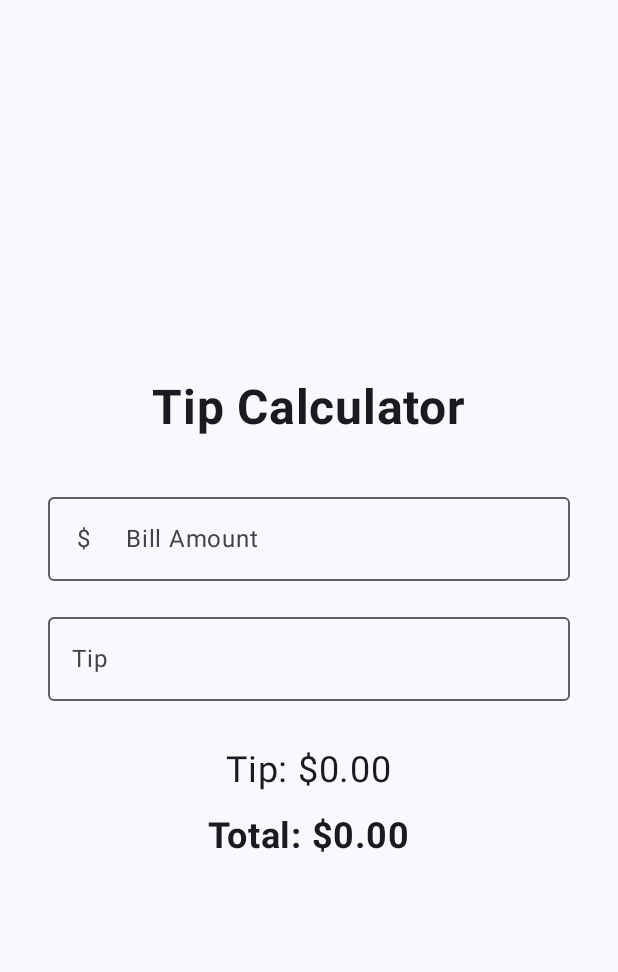
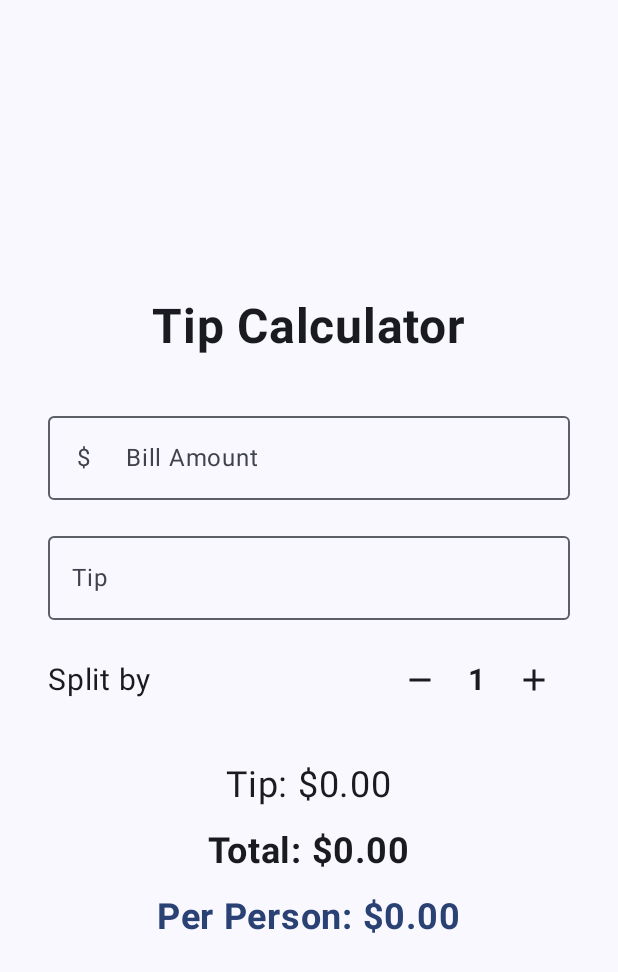
Before and after one commit to simonMakumi/TipCalculator, an Android app built with Jetpack Compose: the screen it shows after launch (MainActivity), on a phone screen of 412 x 824 dp. Shown: the top 972 px of the screen. Run offline under Robolectric (Android 15) with nearby library versions, the phone set to English and light mode, and no system bars.

Commit message:
Feat: Add 'Split by' functionality with +/- buttons

```diff
--- a/app/build.gradle.kts
+++ b/app/build.gradle.kts
@@ -59,4 +59,6 @@ dependencies {
     debugImplementation(libs.androidx.compose.ui.test.manifest)
     // ViewModel
     implementation("androidx.lifecycle:lifecycle-viewmodel-compose:2.9.4")
+    // For extended icons like Add and Remove
+    implementation("androidx.compose.material:material-icons-extended:1.6.8")
 }
--- a/app/src/main/java/com/example/tipcalculator/MainActivity.kt
+++ b/app/src/main/java/com/example/tipcalculator/MainActivity.kt
@@ -5,12 +5,18 @@ import androidx.activity.ComponentActivity
 import androidx.activity.compose.setContent
 import androidx.compose.foundation.layout.Arrangement
 import androidx.compose.foundation.layout.Column
+import androidx.compose.foundation.layout.Row
 import androidx.compose.foundation.layout.Spacer
 import androidx.compose.foundation.layout.fillMaxSize
 import androidx.compose.foundation.layout.fillMaxWidth
 import androidx.compose.foundation.layout.height
 import androidx.compose.foundation.layout.padding
 import androidx.compose.foundation.text.KeyboardOptions
+import androidx.compose.material.icons.Icons
+import androidx.compose.material.icons.filled.Add
+import androidx.compose.material.icons.filled.Remove
+import androidx.compose.material3.Icon
+import androidx.compose.material3.IconButton
 import androidx.compose.material3.MaterialTheme
 import androidx.compose.material3.OutlinedTextField
 import androidx.compose.material3.Surface
@@ -36,7 +42,6 @@ class MainActivity : ComponentActivity() {
                     modifier = Modifier.fillMaxSize(),
                     color = MaterialTheme.colorScheme.background
                 ) {
-                    // Get the ViewModel instance
                     TipCalculatorScreen(viewModel = viewModel())
                 }
             }
@@ -44,17 +49,17 @@ class MainActivity : ComponentActivity() {
     }
 }
 
-// Our screen now receives the ViewModel
 @Composable
 fun TipCalculatorScreen(viewModel: TipViewModel) {
 
     // --- STATE ---
-    // Read all state from the ViewModel
     val billAmountInput by viewModel.billAmountInput
     val tipPercentInput by viewModel.tipPercentInput
+    val numberOfPeople by viewModel.numberOfPeople
 
     val tipFormatted = viewModel.tipFormatted
     val totalFormatted = viewModel.totalFormatted
+    val totalPerPersonFormatted = viewModel.totalPerPersonFormatted
     // --- END OF STATE ---
 
 
@@ -74,31 +79,65 @@ fun TipCalculatorScreen(viewModel: TipViewModel) {
 
         Spacer(modifier = Modifier.height(32.dp))
 
-        // Text field for the bill amount
+        // Bill Amount
         OutlinedTextField(
             value = billAmountInput,
-            onValueChange = { viewModel.onBillAmountChange(it) }, // Call ViewModel
+            onValueChange = { viewModel.onBillAmountChange(it) },
             label = { Text("Bill Amount") },
             modifier = Modifier.fillMaxWidth(),
             singleLine = true,
             keyboardOptions = KeyboardOptions(keyboardType = KeyboardType.Number),
-            // --- NEW ICON ---
             leadingIcon = { Text("$") }
         )
 
         Spacer(modifier = Modifier.height(16.dp))
 
-        // Text field for the tip percentage
+        // Tip Percent
         OutlinedTextField(
             value = tipPercentInput,
-            onValueChange = { viewModel.onTipPercentChange(it) }, // Call ViewModel
+            onValueChange = { viewModel.onTipPercentChange(it) },
             label = { Text("Tip") },
             modifier = Modifier.fillMaxWidth(),
             singleLine = true,
             keyboardOptions = KeyboardOptions(keyboardType = KeyboardType.Number),
-            // --- NEW SUFFIX ---
             suffix = { Text("%") }
         )
+
+        Spacer(modifier = Modifier.height(16.dp)) // Smaller spacer
+
+        // --- NEW "SPLIT BY" ROW ---
+        Row(
+            modifier = Modifier.fillMaxWidth(),
+            horizontalArrangement = Arrangement.SpaceBetween,
+            verticalAlignment = Alignment.CenterVertically
+        ) {
+            Text(
+                text = "Split by",
+                fontSize = 20.sp
+            )
+
+            Row(
+                verticalAlignment = Alignment.CenterVertically
+            ) {
+                // Decrease Button
+                IconButton(onClick = { viewModel.decreasePeople() }) {
+                    Icon(imageVector = Icons.Default.Remove, contentDescription = "Decrease people")
+                }
+
+                Text(
+                    text = "$numberOfPeople",
+                    fontSize = 20.sp,
+                    fontWeight = FontWeight.Bold,
+                    modifier = Modifier.padding(horizontal = 8.dp)
+                )
+
+                // Increase Button
+                IconButton(onClick = { viewModel.increasePeople() }) {
+                    Icon(imageVector = Icons.Default.Add, contentDescription = "Increase people")
+                }
+            }
+        }
+        // --- END OF NEW ROW ---
 
         Spacer(modifier = Modifier.height(32.dp))
 
@@ -115,6 +154,17 @@ fun TipCalculatorScreen(viewModel: TipViewModel) {
             fontSize = 24.sp,
             fontWeight = FontWeight.Bold
         )
+
+        Spacer(modifier = Modifier.height(16.dp)) // NEW
+
+        // --- NEW "PER PERSON" TEXT ---
+        Text(
+            text = "Per Person: $totalPerPersonFormatted",
+            fontSize = 24.sp,
+            fontWeight = FontWeight.Bold,
+            color = MaterialTheme.colorScheme.primary // Make it stand out
+        )
+        // --- END OF NEW TEXT ---
     }
 }
 
@@ -123,7 +173,6 @@ fun TipCalculatorScreen(viewModel: TipViewModel) {
 @Composable
 fun TipCalculatorScreenPreview() {
     TipCalculatorTheme {
-
         Text("Tip Calculator Screen")
     }
 }
--- a/app/src/main/java/com/example/tipcalculator/TipViewModel.kt
+++ b/app/src/main/java/com/example/tipcalculator/TipViewModel.kt
@@ -1,7 +1,7 @@
 package com.example.tipcalculator
 
-
 import androidx.compose.runtime.State
+import androidx.compose.runtime.mutableIntStateOf
 import androidx.compose.runtime.mutableStateOf
 import androidx.lifecycle.ViewModel
 import java.text.NumberFormat
@@ -15,8 +15,18 @@ class TipViewModel : ViewModel() {
     private val _tipPercentInput = mutableStateOf("")
     val tipPercentInput: State<String> = _tipPercentInput
 
+    // --- NEW STATE for Splitting ---
+    private val _numberOfPeople = mutableIntStateOf(1) // Start with 1 person
+    val numberOfPeople: State<Int> = _numberOfPeople
+    // --- END OF NEW STATE ---
+
     private val _tip = mutableStateOf(0.0)
     private val _total = mutableStateOf(0.0)
+
+    // --- NEW STATE for Per Person ---
+    private val _totalPerPerson = mutableStateOf(0.0)
+    // --- END OF NEW STATE ---
+
 
     // --- UI-Formatted State ---
     val tipFormatted: String
@@ -25,42 +35,64 @@ class TipViewModel : ViewModel() {
     val totalFormatted: String
         get() = formatAsCurrency(_total.value)
 
+    // --- NEW UI-Formatted State ---
+    val totalPerPersonFormatted: String
+        get() = formatAsCurrency(_totalPerPerson.value)
+    // --- END OF NEW STATE ---
+
+
+    // --- INIT ---
+    // Calculate initial values when ViewModel is created
+    init {
+        calculateTip()
+    }
 
     // --- EVENTS (Logic) ---
 
-    // Called when the bill amount changes
     fun onBillAmountChange(newText: String) {
         _billAmountInput.value = newText
         calculateTip()
     }
 
-    // Called when the tip percentage changes
     fun onTipPercentChange(newText: String) {
         _tipPercentInput.value = newText
         calculateTip()
     }
 
+    // --- NEW EVENTS for Splitting ---
+    fun increasePeople() {
+        _numberOfPeople.intValue++ // Increase count by 1
+        calculateTip() // Recalculate
+    }
+
+    fun decreasePeople() {
+        if (_numberOfPeople.intValue > 1) { // Validation: Can't go below 1
+            _numberOfPeople.intValue-- // Decrease count by 1
+            calculateTip() // Recalculate
+        }
+    }
+    // --- END OF NEW EVENTS ---
+
+
     // --- PRIVATE LOGIC ---
 
     private fun calculateTip() {
-        // Read the text from the state
         val billAmountText = _billAmountInput.value
         val tipPercentText = _tipPercentInput.value
 
-        // Safely convert to a Double, or use 0.0 if it's null (e.g., empty)
-        // .coerceAtLeast(0.0) is our VALIDATION. It refuses negative numbers.
         val billAmount = billAmountText.toDoubleOrNull()?.coerceAtLeast(0.0) ?: 0.0
         val tipPercent = tipPercentText.toDoubleOrNull()?.coerceAtLeast(0.0) ?: 0.0
 
-        // Calculate
+        // Calculate tip and total
         _tip.value = (billAmount * tipPercent) / 100
         _total.value = billAmount + _tip.value
+
+        // --- NEW CALCULATION ---
+        // Calculate total per person
+        _totalPerPerson.value = _total.value / _numberOfPeople.intValue
+        // --- END OF NEW CALCULATION ---
     }
 
-    /**
-     * Formats a Double as a currency string (e.g., "$123.45")
-     * This logic now lives in the ViewModel, not the UI.
-     */
     private fun formatAsCurrency(amount: Double): String {
         return NumberFormat.getCurrencyInstance().format(amount)
     }
```
